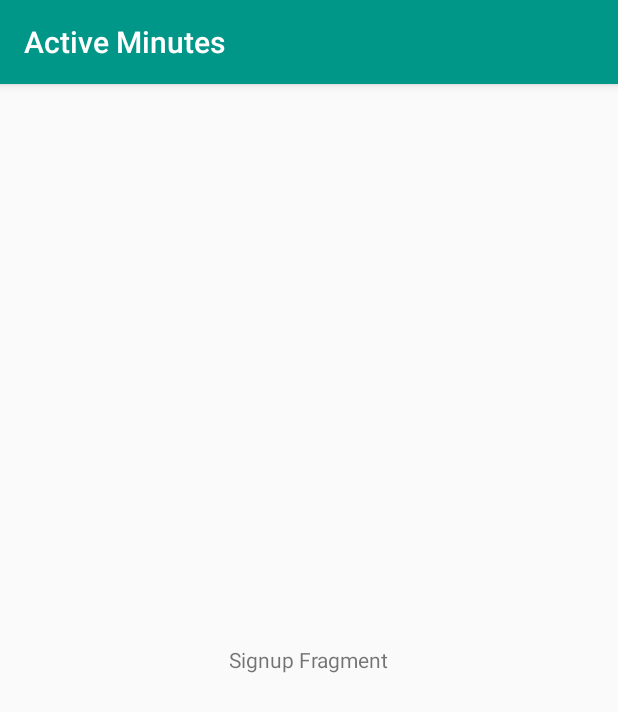
After one commit to georgikoemdzhiev/ActiveMinutes, an Android app: the fragment SignUpFragment shown on its own in the app's theme, on a phone screen of 412 x 824 dp. The commit adds this screen. Shown: the top 712 px of the screen. Run offline under Robolectric (Android 15) with nearby library versions, the phone set to English and light mode, and no system bars.

Commit message:
* Added AppIntro library to reduce the implementation work for implementing the Login & Signup screens as well as the Intro screen * Changed the AuthentiactionActivity to AppIntro activity * Created the Login & SignUp Fragments (MVP stacks to be created as well soon)

```diff
--- /dev/null
+++ b/app/src/main/java/georgikoemdzhiev/activeminutes/authentication_screen/view/SignUpFragment.java
@@ -0,0 +1,30 @@
+package georgikoemdzhiev.activeminutes.authentication_screen.view;
+
+
+import android.os.Bundle;
+import android.support.v4.app.Fragment;
+import android.view.LayoutInflater;
+import android.view.View;
+import android.view.ViewGroup;
+
+import georgikoemdzhiev.activeminutes.R;
+
+/**
+ * A simple {@link Fragment} subclass.
+ */
+public class SignUpFragment extends Fragment {
+
+
+    public SignUpFragment() {
+        // Required empty public constructor
+    }
+
+
+    @Override
+    public View onCreateView(LayoutInflater inflater, ViewGroup container,
+                             Bundle savedInstanceState) {
+        // Inflate the layout for this fragment
+        return inflater.inflate(R.layout.fragment_sign_up, container, false);
+    }
+
+}
--- /dev/null
+++ b/app/src/main/res/layout/fragment_sign_up.xml
@@ -0,0 +1,15 @@
+<RelativeLayout xmlns:android="http://schemas.android.com/apk/res/android"
+                xmlns:tools="http://schemas.android.com/tools"
+                android:layout_width="match_parent"
+                android:layout_height="match_parent"
+                tools:context="georgikoemdzhiev.activeminutes.authentication_screen.view.LoginFragment">
+
+
+    <TextView
+        android:layout_width="wrap_content"
+        android:layout_height="wrap_content"
+        android:layout_centerHorizontal="true"
+        android:layout_centerVertical="true"
+        android:text="Signup Fragment"/>
+
+</RelativeLayout>
--- a/app/src/main/res/values/strings.xml
+++ b/app/src/main/res/values/strings.xml
@@ -11,4 +11,7 @@
     <string name="controls_text_label">Controls</string>
     <string name="number_of_recorded_instances_textview_text">Number of recorded instances:</string>
     <string name="select_activity_dialog_title">Select Activity</string>
+
+    <!-- TODO: Remove or change this placeholder text -->
+    <string name="hello_blank_fragment">Hello blank fragment</string>
 </resources>
--- a/build.gradle
+++ b/build.gradle
@@ -16,6 +16,7 @@ buildscript {
 allprojects {
     repositories {
         jcenter()
+        mavenCentral() // required by AppIntro
     }
 }
 
```
Also changed, not shown: app/build.gradle (+11 -8 lines), app/src/main/AndroidManifest.xml (+5 -4 lines), app/src/main/java/georgikoemdzhiev/activeminutes/authentication_screen/view/AuthenticationActivity.java (+50 -5 lines), app/src/main/java/georgikoemdzhiev/activeminutes/authentication_screen/view/LoginFragment.java (added, +30 -0 lines), app/src/main/res/layout/authentication_login.xml (deleted, +0 -14 lines), app/src/main/res/layout/fragment_login.xml (added, +15 -0 lines).
